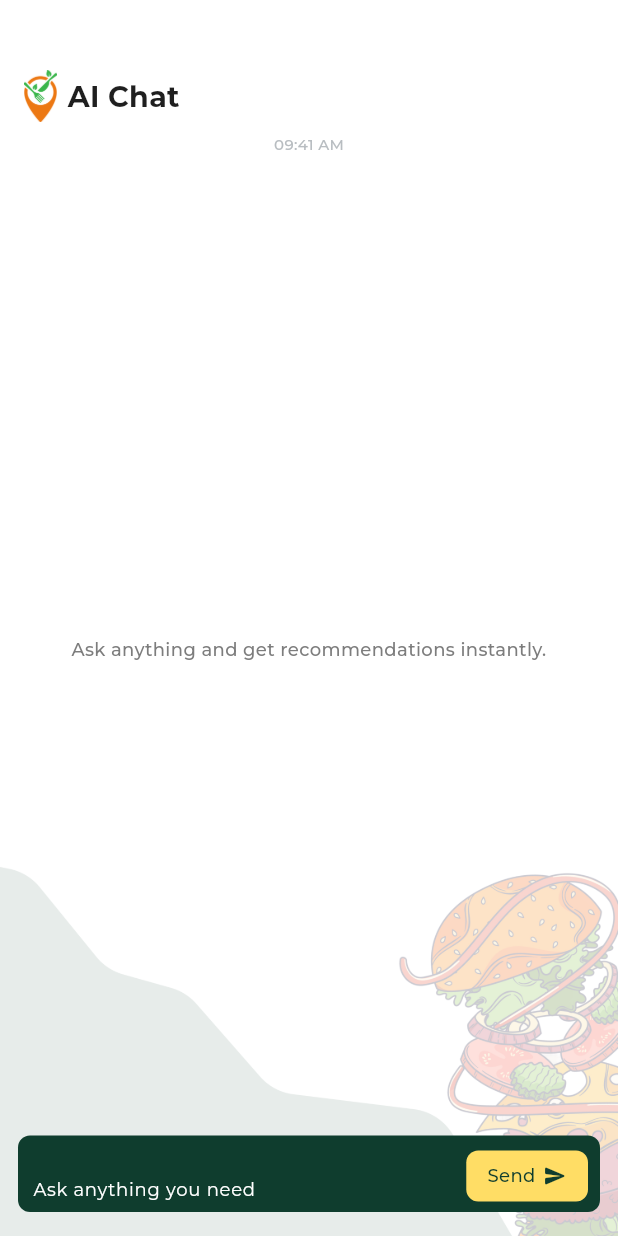
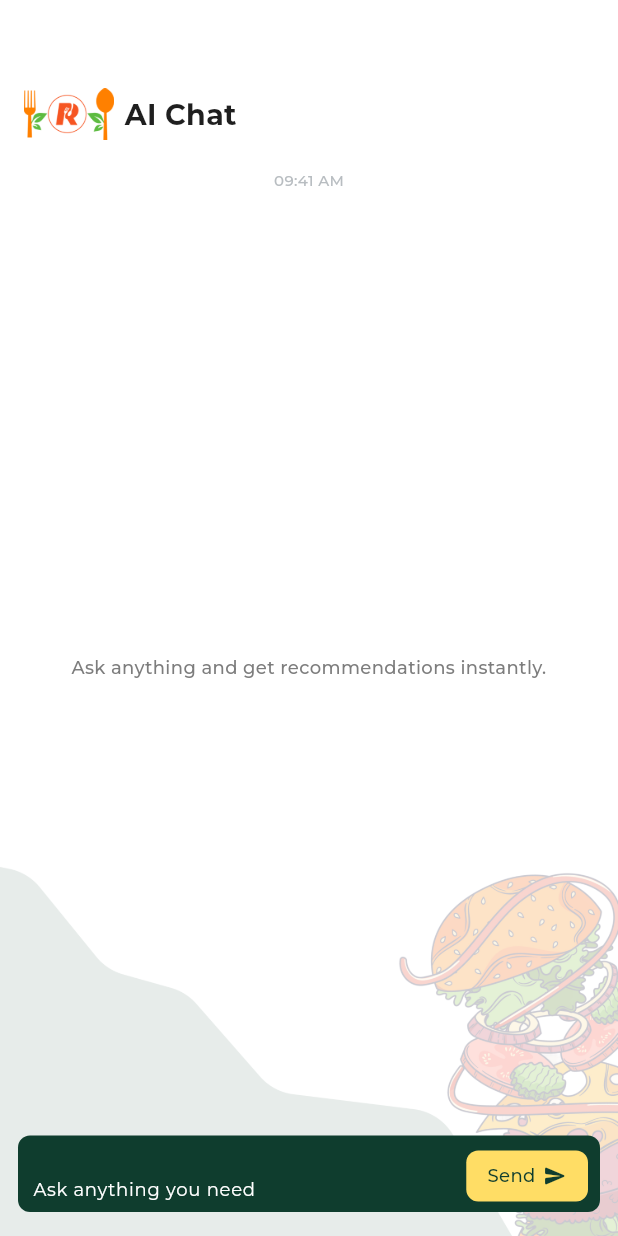
Before and after one commit to soykotrah12/flutter_kennygee, a Flutter app: the AiChatScreen screen opened directly, on a phone screen of 412 x 824 dp. Run offline on Flutter 3.47's test engine with Material 3 defaults, Android fonts, the phone set to English and light mode, and no system bars; our stand-ins replace connectivity_plus, dartz, dio, equatable, file_picker, flutter_secure_storage and 4 more; missing offline and left inert: flutx_core; accounts and stored records are empty; network calls fail; statements that could not run were skipped; project files that could hold a hidden picture were left out.

Commit message:
Update app icons and adjust image sizes across multiple screens

```diff
--- a/lib/core/common/constants/app_images.dart
+++ b/lib/core/common/constants/app_images.dart
@@ -2,6 +2,7 @@ class AppImages {
   AppImages._();
 
   static const String appLogo = 'assets/icons/applogo.png';
+  static const String appicon = 'assets/icons/appicon.png';
   static const String onboarding7logo = 'assets/icons/onboard7.png';
   static const String onboarding8logo = 'assets/icons/onboard8.png';
   static const String rolebackground = 'assets/images/background.png';
--- a/lib/feature/Ai/presentation/screens/ai_chat_screen.dart
+++ b/lib/feature/Ai/presentation/screens/ai_chat_screen.dart
@@ -47,10 +47,16 @@ class _AiChatScreenState extends State<AiChatScreen> {
               padding: const EdgeInsets.fromLTRB(12, 10, 12, 8),
               child: Row(
                 children: [
+                  // Image.asset(
+                  //   AppImages.appLogo,
+                  //   width: 22,
+                  //   height: 36,
+                  //   fit: BoxFit.contain,
+                  // ),
                   Image.asset(
                     AppImages.appLogo,
-                    width: 22,
-                    height: 36,
+                    width: 60,
+                    height: 60,
                     fit: BoxFit.contain,
                   ),
                   const SizedBox(width: 7),
--- a/lib/feature/auth/presentation/screens/role_selection_screen.dart
+++ b/lib/feature/auth/presentation/screens/role_selection_screen.dart
@@ -40,8 +40,8 @@ class RoleSelectionScreen extends StatelessWidget {
               children: [
                 Image.asset(
                   AppImages.appLogo,
-                  width: 40,
-                  height: 58,
+                  width: 60,
+                  height: 60,
                   fit: BoxFit.contain,
                 ),
                 const SizedBox(height: 34),
```
Also changed, not shown: lib/feature/home/presentation/screens/home_screen.dart (+15 -2 lines), lib/feature/profile/presentation/screens/profile_screen.dart (+8 -2 lines), assets/icons/applogo.png, 27 other files.
